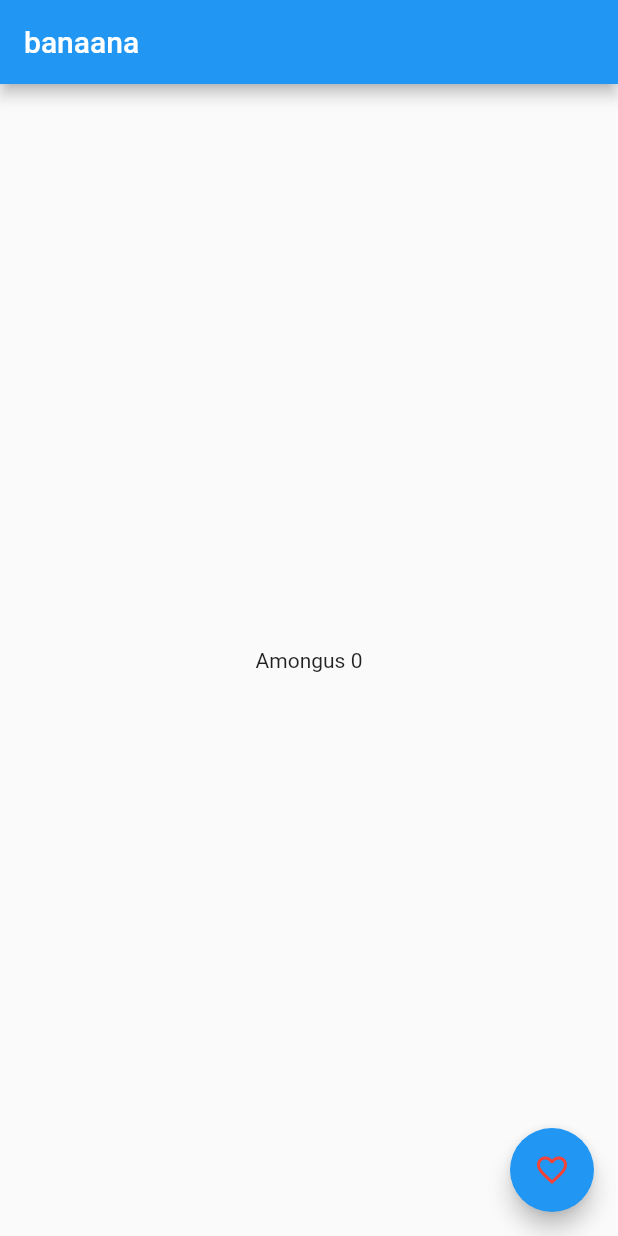
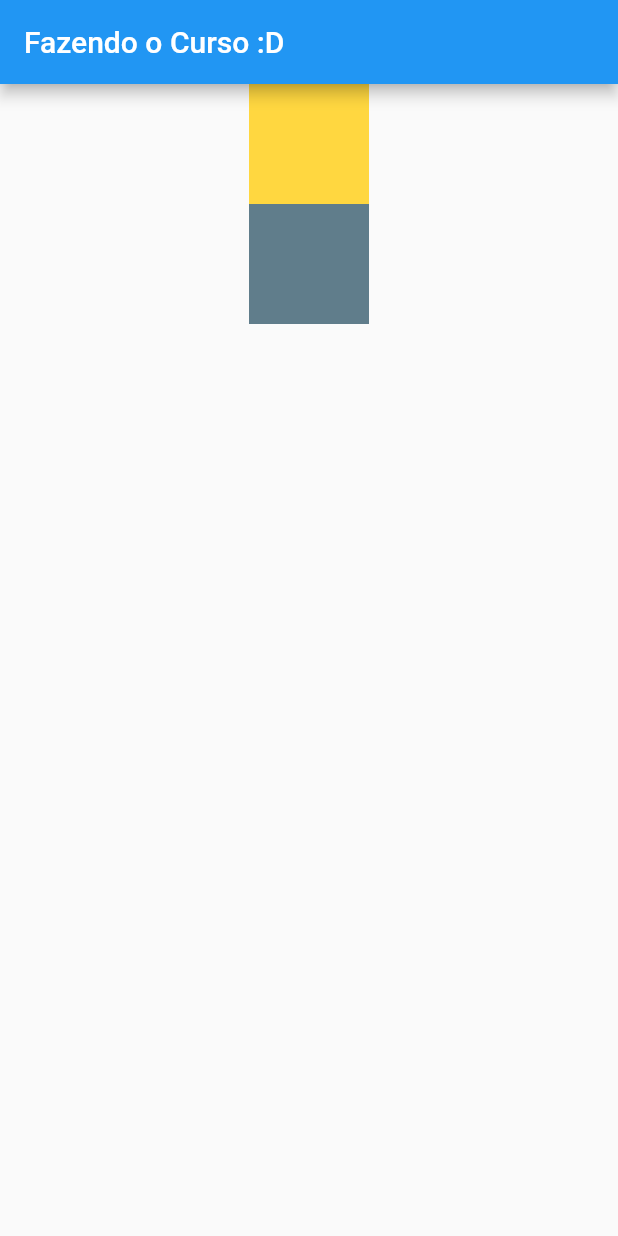
Before and after one commit to Eric-Catarina/Flutter-coringa, a Flutter app: the screen it shows after launch, on a phone screen of 412 x 824 dp. Run offline on Flutter 3.47's test engine with Material 2 defaults, Android fonts, the phone set to English and light mode, and no system bars.

Commit message:
Columns & Widget Constructors

```diff
--- a/lib/homepage.dart
+++ b/lib/homepage.dart
@@ -20,27 +20,36 @@ class _HomePageState extends State<HomePage>{
   Widget build(BuildContext context) {
     return Scaffold(
       appBar: AppBar(
-        title: Text("banaana"),
+        title: Text("Fazendo o Curso :D"),
       ),
       body: Center(
-        child:
-        Text('Amongus $contador',
-            textDirection: TextDirection.ltr
+        child: Column(children: [
+          Quadrado(Colors.amberAccent),
+          Quadrado(Colors.blueGrey),
+        ],
         ),
       ),
-      floatingActionButton: FloatingActionButton (
-        child: Icon(
-          Icons.favorite_outline_sharp,
-          color: Colors.red,
-        ),
-        onPressed: () {
-          setState(() {
-            contador ++;
-          });
-        },
-      ),
+
     );
 
   }
 
 }
+
+class Quadrado extends StatelessWidget{
+
+  Color cor;
+
+  Quadrado(this.cor);
+
+
+  @override
+  Widget build(BuildContext context) {
+    return Container(
+      width: 80,
+      height: 80,
+      color: cor,
+    );
+  }
+
+}
```
